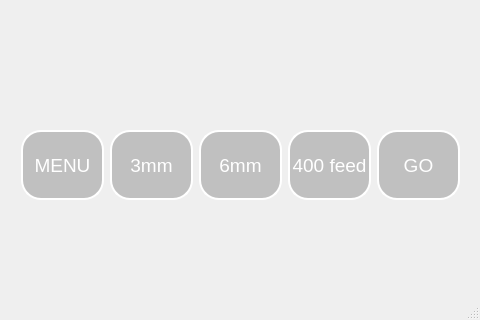
Above: mainwindow_test4.ui from SeoBoSeok/woodycanvas before the change; both pictures show x 0 to 480 and y 480 to 800 of the 480 by 800 pixel window. Below: the same form after it.
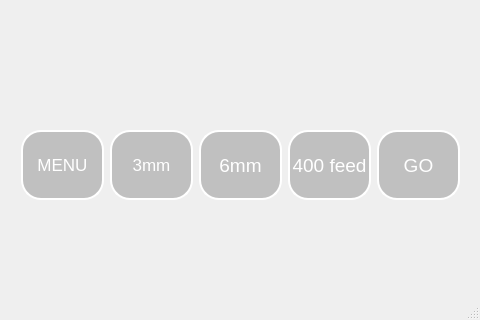
That is the form after the change.

Commit message: font resize

Diff of the .ui file:
```diff
--- a/mainwindow_test4.ui
+++ b/mainwindow_test4.ui
@@ -82,7 +82,7 @@
        </property>
        <property name="font">
         <font>
-         <pointsize>14</pointsize>
+         <pointsize>13</pointsize>
         </font>
        </property>
        <property name="autoFillBackground">
@@ -112,7 +112,7 @@
        </property>
        <property name="font">
         <font>
-         <pointsize>14</pointsize>
+         <pointsize>13</pointsize>
         </font>
        </property>
        <property name="styleSheet">
```
The commit also changes 1 other file.
